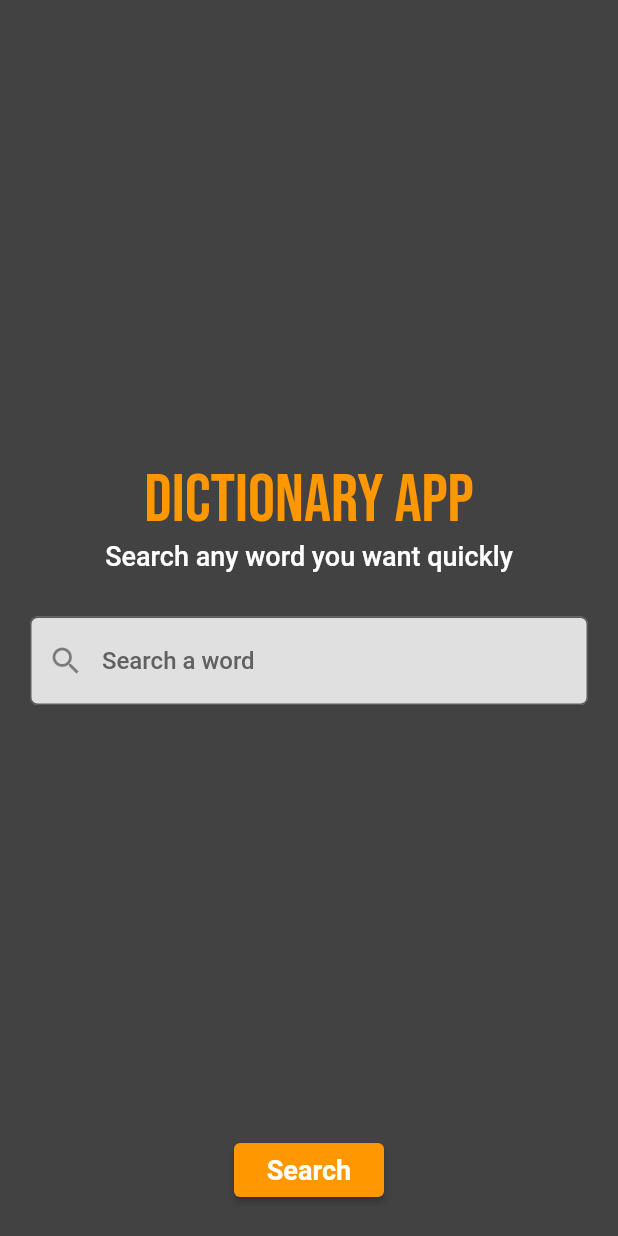
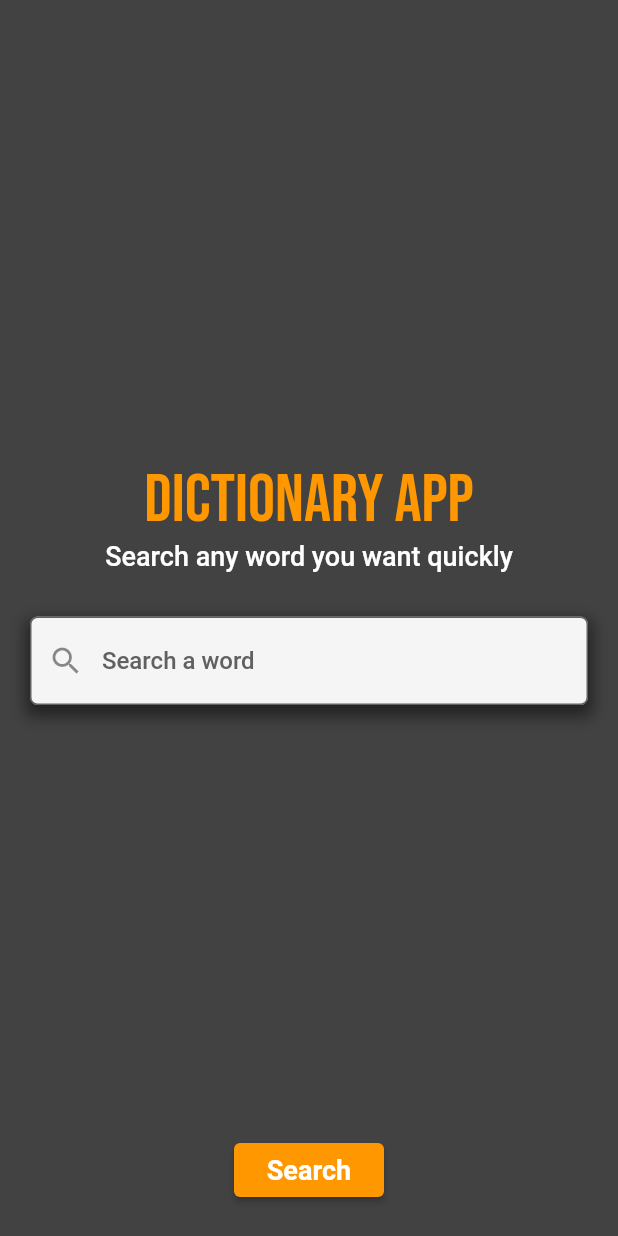
Before and after one commit to elifbilgep/cubit_dictionary, a Flutter app: the screen it shows after launch, on a phone screen of 412 x 824 dp. Run offline on Flutter 3.47's test engine with Material 2 defaults, Android fonts, the phone set to English and light mode, and no system bars; our stand-ins replace flutter_bloc, google_fonts; Roboto replaces fonts that are missing (Abel).

Commit message:
little changes

```diff
--- a/lib/data/repository/word_repository.dart
+++ b/lib/data/repository/word_repository.dart
@@ -18,9 +18,8 @@ class WordRepository {
       throw e;
     } on HttpException catch (e) {
       throw e;
-    }on FormatException catch (e) {
+    } on FormatException catch (e) {
       throw e;
     }
-
   }
 }
--- a/lib/presentation/screens/home/home_screen.dart
+++ b/lib/presentation/screens/home/home_screen.dart
@@ -13,7 +13,9 @@ class Home_Screen extends StatelessWidget {
       listener: (context, state) {
         if (state is WordSearchedState && state.words != null) {
           Navigator.push(
-              context, MaterialPageRoute(builder: (context) => ListScreen(words: state.words)));
+              context,
+              MaterialPageRoute(
+                  builder: (context) => ListScreen(words: state.words)));
         }
       },
       bloc: cubit,
@@ -52,7 +54,15 @@ class Home_Screen extends StatelessWidget {
             SizedBox(
               height: 30,
             ),
-            TextField(
+            Container(
+              decoration: BoxDecoration(boxShadow: [
+                BoxShadow(
+                    offset: Offset(0, 5),
+                    blurRadius: 8,
+                    spreadRadius: 3,
+                    color: Colors.grey.shade900)
+              ]),
+              child: TextField(
                 controller: cubit.queryController,
                 decoration: InputDecoration(
                     hintText: "Search a word",
@@ -65,8 +75,9 @@ class Home_Screen extends StatelessWidget {
                       borderSide: BorderSide(color: Colors.transparent),
                     ),
                     prefixIcon: Icon(Icons.search),
-                  fillColor: Colors.grey.shade300,
+                    fillColor: Colors.grey.shade100,
                     filled: true),
+              ),
             ),
             Spacer(),
             Container(
```
Lines whose indentation alone changed are shown as unchanged.
